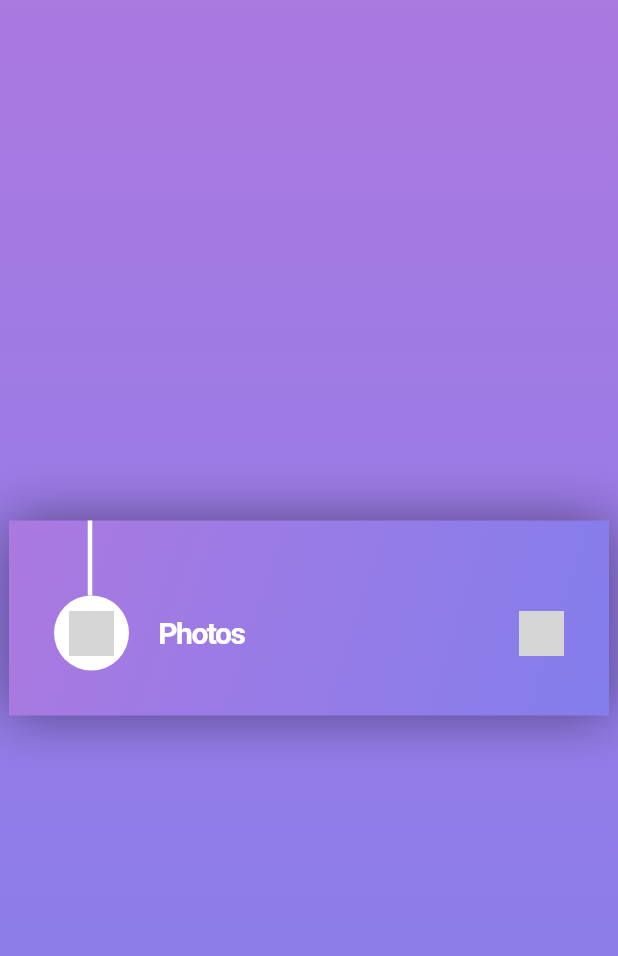
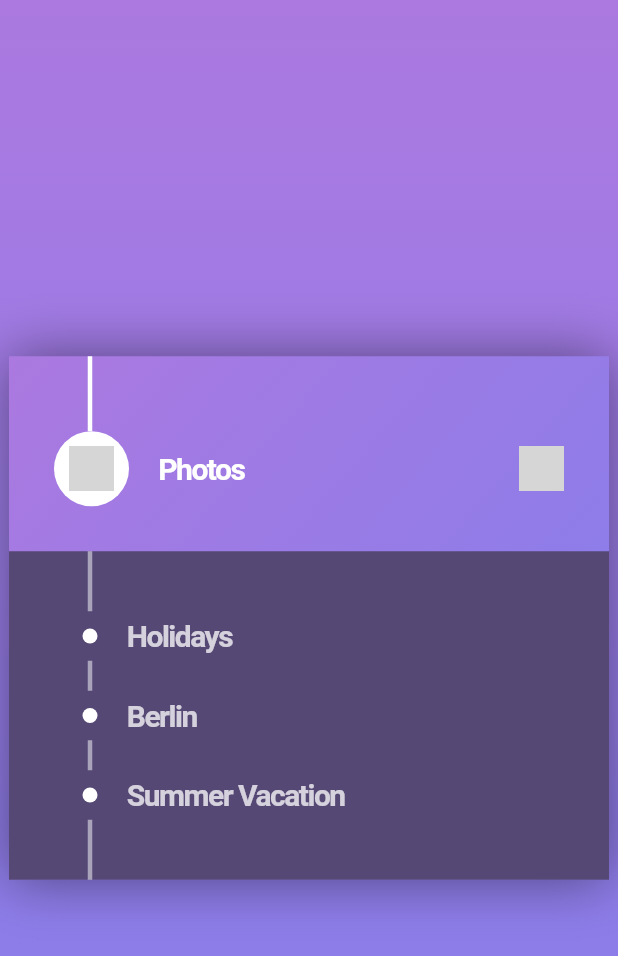
Before and after one commit to sparklaunch/Frontloops_12, a Flutter app: the screen it shows after launch, on a phone screen of 412 x 824 dp. Shown: the top 956 px of the screen. Run offline on Flutter 3.47's test engine with Material 2 defaults, Android fonts, the phone set to English and light mode, and no system bars; grey boxes are pictures that could not be loaded.

Commit message:
add middle

```diff
--- /dev/null
+++ b/lib/components/Middle.dart
@@ -0,0 +1,45 @@
+import "package:flutter/material.dart";
+
+import "package:frontloops_12/components/VerticalLine.dart";
+import "package:frontloops_12/components/Routine.dart";
+
+class Middle extends StatelessWidget {
+  @override
+  Widget build(BuildContext context) {
+    return Container(
+      color: Color.fromRGBO(85, 72, 116, 1),
+      padding: EdgeInsets.symmetric(
+        horizontal: 30.0,
+      ),
+      child: Column(
+        children: [
+          VerticalLine(
+            height: 40.0,
+            color: Colors.white.withAlpha(128),
+          ),
+          Routine(
+            child: "Holidays",
+          ),
+          VerticalLine(
+            height: 20.0,
+            color: Colors.white.withAlpha(128),
+          ),
+          Routine(
+            child: "Berlin",
+          ),
+          VerticalLine(
+            height: 20.0,
+            color: Colors.white.withAlpha(128),
+          ),
+          Routine(
+            child: "Summer Vacation",
+          ),
+          VerticalLine(
+            height: 40.0,
+            color: Colors.white.withAlpha(128),
+          ),
+        ],
+      ),
+    );
+  }
+}
--- /dev/null
+++ b/lib/components/Routine.dart
@@ -0,0 +1,43 @@
+import "package:flutter/material.dart";
+
+class Routine extends StatelessWidget {
+  final String child;
+  Routine({
+    @required this.child,
+  });
+  @override
+  Widget build(BuildContext context) {
+    return Container(
+      padding: EdgeInsets.fromLTRB(
+        19.0,
+        5.0,
+        0.0,
+        5.0,
+      ),
+      child: Row(
+        children: [
+          Container(
+            height: 10.0,
+            width: 10.0,
+            decoration: BoxDecoration(
+              shape: BoxShape.circle,
+              color: Colors.white,
+            ),
+          ),
+          SizedBox(
+            width: 20.0,
+          ),
+          Text(
+            this.child,
+            style: TextStyle(
+              color: Colors.white.withAlpha(192),
+              fontSize: 20.0,
+              letterSpacing: -1,
+              fontWeight: FontWeight.bold,
+            ),
+          ),
+        ],
+      ),
+    );
+  }
+}
--- a/lib/screens/MainScreen.dart
+++ b/lib/screens/MainScreen.dart
@@ -1,6 +1,7 @@
 import "package:flutter/material.dart";
 
 import "package:frontloops_12/components/Header.dart";
+import "package:frontloops_12/components/Middle.dart";
 
 class MainScreen extends StatelessWidget {
   static const String route = "/";
@@ -54,6 +55,7 @@ class MainScreen extends StatelessWidget {
             mainAxisSize: MainAxisSize.min,
             children: [
               Header(),
+              Middle(),
             ],
           ),
         ),
```
